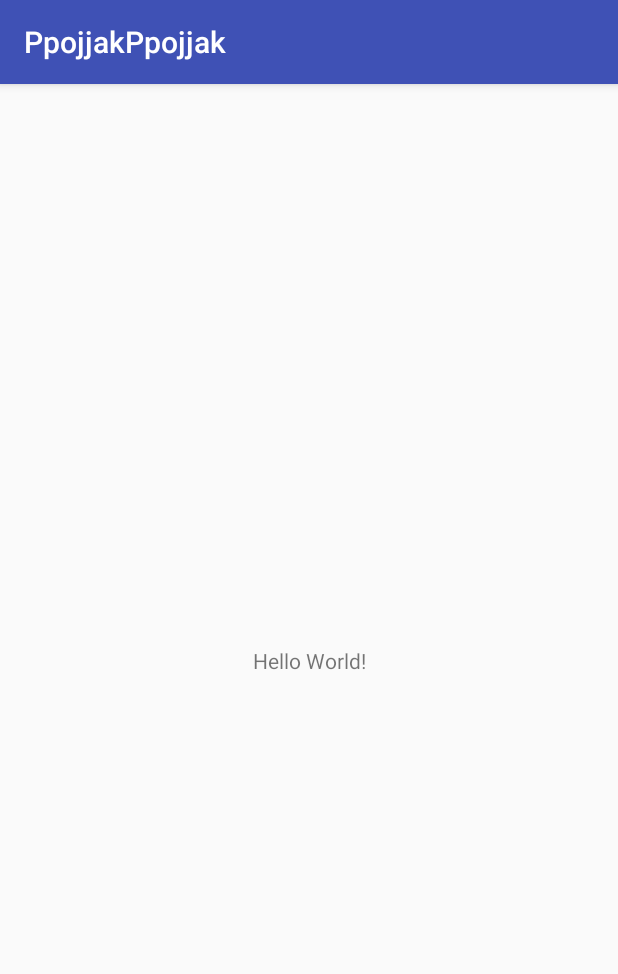
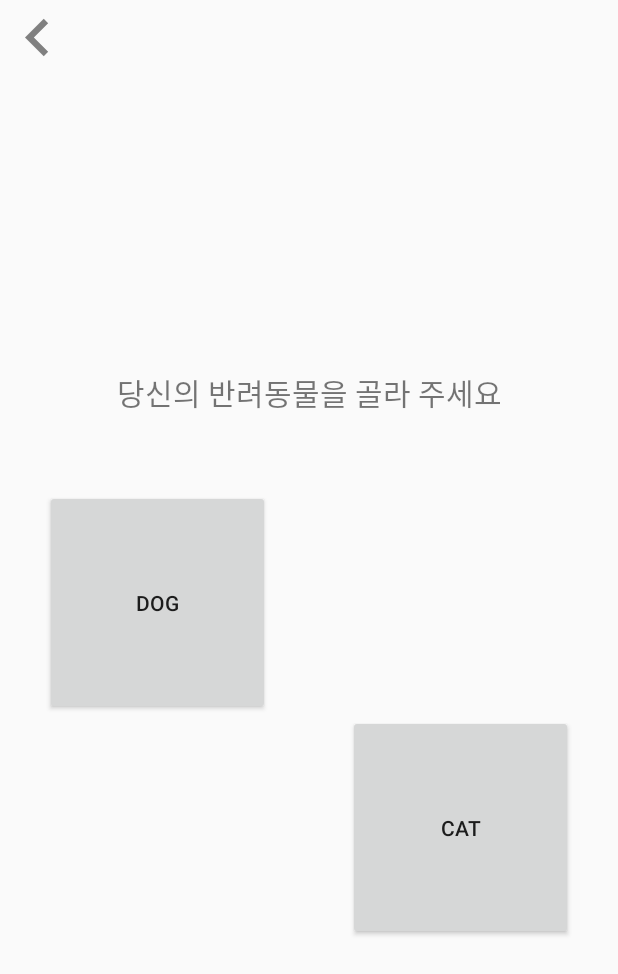
Before and after one commit to ppojjakppojjak/Pet-Finder, an Android app: the screen it shows after launch (MainActivity), on a phone screen of 412 x 824 dp. Shown: the top 974 px of the screen. Run offline under Robolectric (Android 15) with nearby library versions, the phone set to English and light mode, and no system bars.

Commit message:
add ChoosePetFragment, add MainMnuFragment, add changing fragment routines

```diff
--- a/app/build.gradle
+++ b/app/build.gradle
@@ -23,6 +23,9 @@ dependencies {
     implementation 'com.android.support:appcompat-v7:27.1.1'
     implementation 'com.android.support.constraint:constraint-layout:1.1.2'
     implementation 'gun0912.ted:tedpermission:2.0.0'
+    implementation 'com.android.support:support-v4:26.1.0'
+    implementation 'com.android.support:cardview-v7:26.1.0'
+    implementation 'com.android.support:recyclerview-v7:26.1.0'
     testImplementation 'junit:junit:4.12'
     androidTestImplementation 'com.android.support.test:runner:1.0.2'
     androidTestImplementation 'com.android.support.test.espresso:espresso-core:3.0.2'
--- a/app/src/main/AndroidManifest.xml
+++ b/app/src/main/AndroidManifest.xml
@@ -12,8 +12,10 @@
         android:roundIcon="@mipmap/ic_launcher_round"
         android:supportsRtl="true"
         android:theme="@style/AppTheme">
-        <activity android:name=".MainActivity"></activity>
-        <activity android:name=".FindPetPosterActivity"></activity>
+        <activity android:name=".MainActivity">
+        </activity>
+        <activity android:name=".FindPetPosterActivity">
+        </activity>
         <activity android:name=".SplashActivity">
             <intent-filter>
                 <action android:name="android.intent.action.MAIN" />
--- /dev/null
+++ b/app/src/main/java/com/ppojjakppojjak/ppojjakppojjak/ChoosePetFragment.java
@@ -0,0 +1,42 @@
+package com.ppojjakppojjak.ppojjakppojjak;
+
+import android.app.Fragment;
+import android.app.FragmentManager;
+import android.app.FragmentTransaction;
+import android.os.Bundle;
+import android.support.annotation.Nullable;
+import android.view.LayoutInflater;
+import android.view.View;
+import android.view.ViewGroup;
+import android.widget.Button;
+
+public class ChoosePetFragment extends Fragment {
+    @Override
+    public void onCreate(Bundle savedInstanceState) {
+        super.onCreate(savedInstanceState);
+    }
+
+    @Nullable
+    @Override
+    public View onCreateView(LayoutInflater inflater, @Nullable ViewGroup container,
+                             @Nullable Bundle savedInstanceState) {
+        View view = inflater.inflate(R.layout.fragment_choose_pet, null);
+        Button btnChooseDog = view.findViewById(R.id.btn_choose_dog);
+        Button btnChooseCat = view.findViewById(R.id.btn_choose_cat);
+
+        btnChooseDog.setOnClickListener(new View.OnClickListener() {
+            @Override
+            public void onClick(View v) {
+                MainMenuFragment mainMenuFragment = new MainMenuFragment();
+                FragmentManager fragmentManager = getFragmentManager();
+                FragmentTransaction fragmentTransaction = fragmentManager.beginTransaction();
+                fragmentTransaction.replace(R.id.frame, mainMenuFragment);
+                fragmentTransaction.addToBackStack(null);
+                fragmentTransaction.commit();
+            }
+        });
+
+
+        return view;
+    }
+}
--- /dev/null
+++ b/app/src/main/res/drawable/ic_chevron_left_black_24dp.xml
@@ -0,0 +1,9 @@
+<vector xmlns:android="http://schemas.android.com/apk/res/android"
+        android:width="24dp"
+        android:height="24dp"
+        android:viewportWidth="24.0"
+        android:viewportHeight="24.0">
+    <path
+        android:fillColor="#FF808080"
+        android:pathData="M15.41,7.41L14,6l-6,6 6,6 1.41,-1.41L10.83,12z"/>
+</vector>
--- a/app/src/main/res/layout/activity_main.xml
+++ b/app/src/main/res/layout/activity_main.xml
@@ -1,18 +1,23 @@
 <?xml version="1.0" encoding="utf-8"?>
-<android.support.constraint.ConstraintLayout xmlns:android="http://schemas.android.com/apk/res/android"
+<RelativeLayout xmlns:android="http://schemas.android.com/apk/res/android"
     xmlns:app="http://schemas.android.com/apk/res-auto"
     xmlns:tools="http://schemas.android.com/tools"
     android:layout_width="match_parent"
     android:layout_height="match_parent"
     tools:context=".MainActivity">
 
-    <TextView
-        android:layout_width="wrap_content"
-        android:layout_height="wrap_content"
-        android:text="Hello World!"
-        app:layout_constraintBottom_toBottomOf="parent"
-        app:layout_constraintLeft_toLeftOf="parent"
-        app:layout_constraintRight_toRightOf="parent"
-        app:layout_constraintTop_toTopOf="parent" />
+    <Button
+        android:id="@+id/btn_back"
+        android:layout_width="50dp"
+        android:layout_height="50dp"
+        android:background="@drawable/ic_chevron_left_black_24dp"
+        android:onClick="mOnClick"/>
 
-</android.support.constraint.ConstraintLayout>
+    <FrameLayout
+        android:layout_below="@id/btn_back"
+        android:id="@+id/frame"
+        android:layout_width="match_parent"
+        android:layout_height="match_parent">
+    </FrameLayout>
+
+</RelativeLayout>
--- /dev/null
+++ b/app/src/main/res/layout/fragment_choose_pet.xml
@@ -0,0 +1,40 @@
+<?xml version="1.0" encoding="utf-8"?>
+<LinearLayout
+    xmlns:android="http://schemas.android.com/apk/res/android" android:layout_width="match_parent"
+    android:layout_height="match_parent"
+    android:orientation="vertical"
+    android:gravity="center">
+
+    <TextView
+        android:gravity="center"
+        android:layout_width="match_parent"
+        android:layout_height="wrap_content"
+        android:text="당신의 반려동물을 골라 주세요"
+        android:textSize="20sp"
+        android:layout_marginBottom="50dp"/>
+
+    <LinearLayout
+        android:layout_width="match_parent"
+        android:layout_height="wrap_content"
+        android:gravity="left"
+        android:layout_marginLeft="20dp">
+        <Button
+            android:id="@+id/btn_choose_dog"
+            android:layout_width="150dp"
+            android:layout_height="150dp"
+            android:text="DOG"/>
+    </LinearLayout>
+
+    <LinearLayout
+        android:layout_width="match_parent"
+        android:layout_height="wrap_content"
+        android:gravity="right"
+        android:layout_marginRight="20dp">
+        <Button
+            android:id="@+id/btn_choose_cat"
+            android:layout_width="150dp"
+            android:layout_height="150dp"
+            android:text="CAT"/>
+    </LinearLayout>
+
+</LinearLayout>
--- a/app/src/main/res/values/styles.xml
+++ b/app/src/main/res/values/styles.xml
@@ -1,11 +1,16 @@
 <resources>
 
     <!-- Base application theme. -->
-    <style name="AppTheme" parent="Theme.AppCompat.Light.DarkActionBar">
+    <style name="AppTheme" parent="Theme.AppCompat.Light.NoActionBar">
         <!-- Customize your theme here. -->
         <item name="colorPrimary">@color/colorPrimary</item>
         <item name="colorPrimaryDark">@color/colorPrimaryDark</item>
         <item name="colorAccent">@color/colorAccent</item>
     </style>
 
+    <style name="Theme.NoActionBar" parent="@style/Theme.AppCompat">
+        <item name="windowActionBar">false</item>
+        <item name="android:windowNoTitle">true</item>
+    </style>
+
 </resources>
```
Also changed, not shown: app/src/main/java/com/ppojjakppojjak/ppojjakppojjak/MainActivity.java (+29 -0 lines), app/src/main/java/com/ppojjakppojjak/ppojjakppojjak/MainMenuFragment.java (added, +39 -0 lines), app/src/main/res/layout/fragment_main_menu.xml (added, +108 -0 lines), 1 other file.
